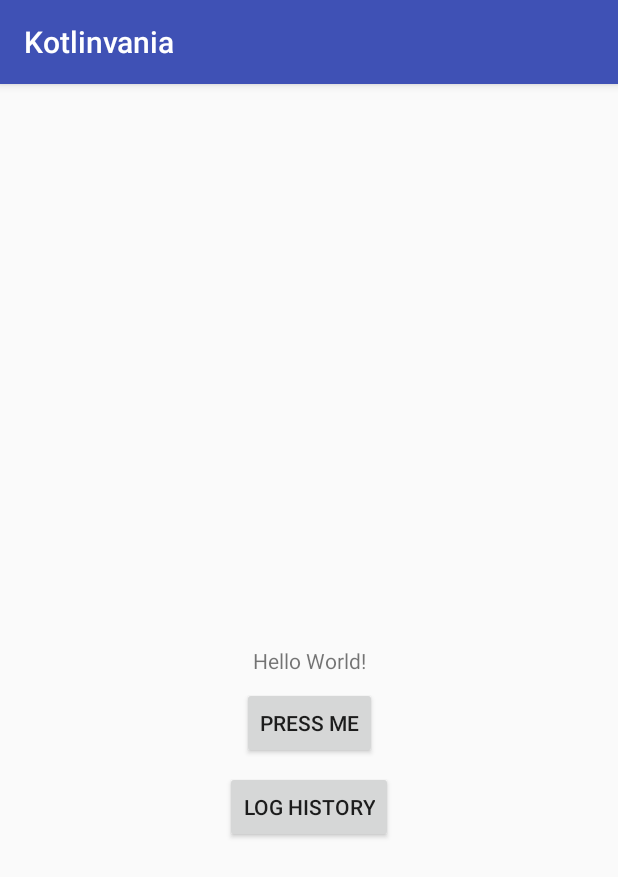
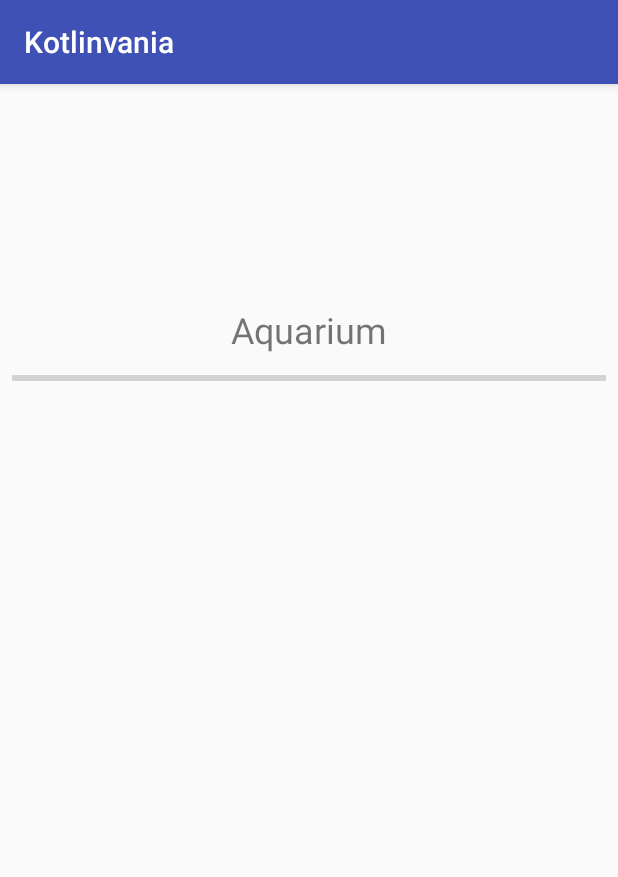
Before and after one commit to TheDanileron/Kotlinvania, an Android app: the screen it shows after launch (MainActivity), on a phone screen of 412 x 824 dp. Shown: the top 877 px of the screen. Run offline under Robolectric (Android 15) with nearby library versions, the phone set to English and light mode, and no system bars.

```diff
--- a/app/build.gradle
+++ b/app/build.gradle
@@ -27,6 +27,7 @@ dependencies {
     implementation"org.jetbrains.kotlin:kotlin-stdlib-jdk7:$kotlin_version"
     implementation 'com.android.support:appcompat-v7:28.0.0'
     implementation 'com.android.support.constraint:constraint-layout:1.1.3'
+    implementation 'org.greenrobot:eventbus:3.1.1'
     testImplementation 'junit:junit:4.12'
     androidTestImplementation 'com.android.support.test:runner:1.0.2'
     androidTestImplementation 'com.android.support.test.espresso:espresso-core:3.0.2'
--- a/app/src/main/AndroidManifest.xml
+++ b/app/src/main/AndroidManifest.xml
@@ -16,6 +16,7 @@
                 <category android:name="android.intent.category.LAUNCHER" />
             </intent-filter>
         </activity>
+        <service android:name=".MainActivity$WeekService" />
     </application>
 
 </manifest>
--- a/app/src/main/java/com/example/thedanileron/kotlinvania/MainActivity.kt
+++ b/app/src/main/java/com/example/thedanileron/kotlinvania/MainActivity.kt
@@ -1,41 +1,57 @@
 package com.example.thedanileron.kotlinvania
 
+import android.app.Service
+import android.content.Intent
 import android.support.v7.app.AppCompatActivity
 import android.os.Bundle
+import android.os.IBinder
 import android.util.Log
 import android.view.View
 import kotlinx.android.synthetic.main.activity_main.*
+import java.util.*
 
 class MainActivity : AppCompatActivity() {
+    private val TAG: String = "MainActivity"
+    val lambdaDiv = { x: Int, div: Int -> Log.i(TAG, "x/div : ${x / div}") }
 
-    private val TAG: String = "MainActivity"
-
+    // OnCreate returns Unit which means "no value"
     override fun onCreate(savedInstanceState: Bundle?) {
         super.onCreate(savedInstanceState)
         setContentView(R.layout.activity_main)
 
-        // U can call methods on numbers. Kotlin will convert them to Object automatically
-        2.plus(71).plus(233).minus(13).div(30).plus(1)
+        for (i in 1..10)
+            Log.i(TAG, dayToString(Random().nextInt(8)))
 
-        // Loop from 0 to 100 with step 7
-        for (i in 0..100 step 7) {
-            Log.i(TAG, "i : $i")
-        }
 
-        for (i in 'a'..'m') {
-            Log.i(TAG, "i : $i")
-        }
+        Log.i(TAG, "No value:${dayToString()}")
+        var shouldGo = shouldGoOut("Sunday", isRaining = false, temperature = 3)
 
-        for (i in 5 downTo 1) {
-            Log.i(TAG, "i : $i")
-        }
+        val spices = listOf("curry", "pepper", "cayenne", "ginger", "red curry", "green curry", "red pepper")
+        val currys = spices.filter { it.contains("curry") }.sortedBy { it.length }.take(2)
+        Log.i(TAG, "currys: $currys")
+        lambdaDiv(10, 5)
+    }
 
-        val aquarium = arrayOf("tuna", "shark", "eel")
-
-        // We can loop through index-element array
-        for ((index, fish) in aquarium.withIndex()) {
-            Log.i(TAG, "index : $index; fish(element): $fish")
+    // In Kotlin you can specify a default value of function variable
+    fun dayToString(day: Int = 1): String {
+        return when (day) {
+            1 -> "Monday"
+            2 -> "Tuesday"
+            3 -> "Wednesday"
+            4 -> "Thursday"
+            5 -> "Friday"
+            6 -> "Saturday"
+            7 -> "Sunday"
+            else -> "Undefined"
         }
     }
 
+    fun shouldGoOut(day: String, temperature: Int = 15, isRaining: Boolean): Boolean {
+        return (day == "Sunday" || day == "Saturday") && !isRaining && !isTooCold(temperature)
+    }
+
+    // Kotlin one line function( function with single expression)
+    fun isTooCold(temperature: Int) = temperature < 5
+
+
 }
--- a/app/src/main/res/layout/activity_main.xml
+++ b/app/src/main/res/layout/activity_main.xml
@@ -7,39 +7,29 @@
     tools:context=".MainActivity">
 
     <TextView
-        android:id="@+id/textView"
+        android:id="@+id/tvTitle"
         android:layout_width="wrap_content"
         android:layout_height="wrap_content"
-        android:text="Hello World!"
+        android:text="@string/aquarium"
+        android:textSize="24dp"
+        android:gravity="center"
         app:layout_constraintBottom_toBottomOf="parent"
         app:layout_constraintLeft_toLeftOf="parent"
         app:layout_constraintRight_toRightOf="parent"
-        app:layout_constraintTop_toTopOf="parent" />
+        app:layout_constraintTop_toTopOf="parent"
+        app:layout_constraintVertical_bias="0.2" />
 
-    <Button
-        android:id="@+id/btn"
-        android:layout_width="wrap_content"
+    <ProgressBar
+        android:id="@+id/progressBar"
+        style="?android:attr/progressBarStyleHorizontal"
+        android:layout_width="match_parent"
         android:layout_height="wrap_content"
         android:layout_marginEnd="8dp"
         android:layout_marginStart="8dp"
         android:layout_marginTop="8dp"
-        android:onClick="btnOnClick"
-        android:text="@string/press_me"
         app:layout_constraintEnd_toEndOf="parent"
         app:layout_constraintStart_toStartOf="parent"
-        app:layout_constraintTop_toBottomOf="@+id/textView" />
+        app:layout_constraintTop_toBottomOf="@+id/tvTitle" />
 
-    <Button
-        android:id="@+id/btnLogHistory"
-        android:layout_width="wrap_content"
-        android:layout_height="wrap_content"
-        android:layout_marginEnd="8dp"
-        android:layout_marginStart="8dp"
-        android:layout_marginTop="8dp"
-        android:text="@string/log_history"
-        android:onClick="btnOnClick"
-        app:layout_constraintEnd_toEndOf="parent"
-        app:layout_constraintStart_toStartOf="parent"
-        app:layout_constraintTop_toBottomOf="@+id/btn" />
 
 </android.support.constraint.ConstraintLayout>
--- a/app/src/main/res/values/strings.xml
+++ b/app/src/main/res/values/strings.xml
@@ -2,4 +2,5 @@
     <string name="app_name">Kotlinvania</string>
     <string name="press_me">Press me</string>
     <string name="log_history">Log history</string>
+    <string name="aquarium">Aquarium</string>
 </resources>
--- a/build.gradle
+++ b/build.gradle
@@ -9,7 +9,6 @@ buildscript {
     dependencies {
         classpath 'com.android.tools.build:gradle:3.1.4'
         classpath "org.jetbrains.kotlin:kotlin-gradle-plugin:$kotlin_version"
-
         // NOTE: Do not place your application dependencies here; they belong
         // in the individual module build.gradle files
     }
```
